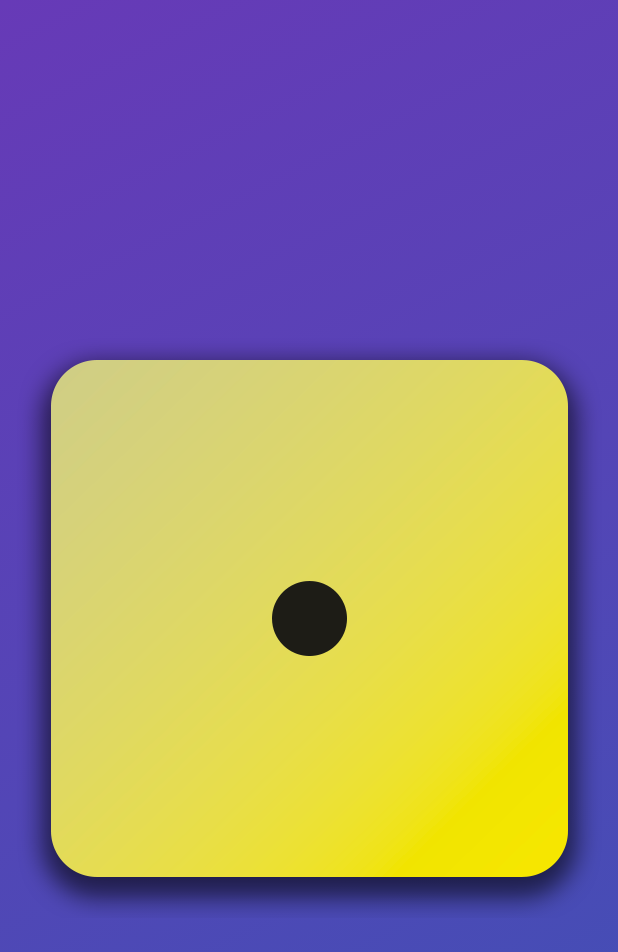
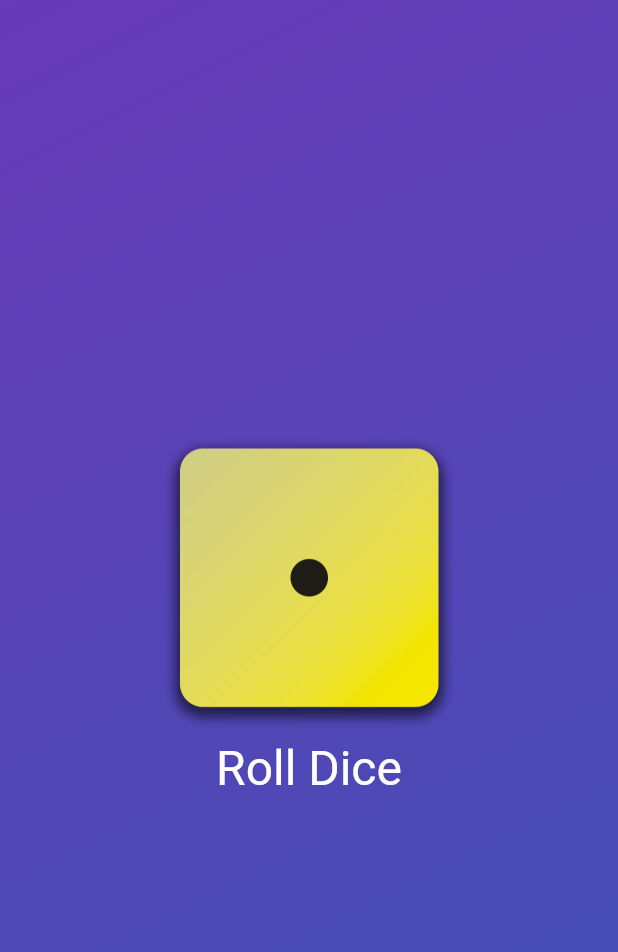
Before and after one commit to Saransh-Sharma/dice, a Flutter app: the screen it shows after launch, on a phone screen of 412 x 824 dp. Shown: the top 952 px of the screen. Run offline on Flutter 3.47's test engine with Material 3 defaults, Android fonts, the phone set to English and light mode, and no system bars.

Commit message:
add barebones roll button

```diff
--- a/lib/gradient_container.dart
+++ b/lib/gradient_container.dart
@@ -1,3 +1,5 @@
+import 'dart:math';
+
 import 'package:flutter/material.dart';
 // import 'styled_text.dart';
 
@@ -5,7 +7,6 @@ const startAlignment = Alignment.topLeft;
 const endAlignment = Alignment.bottomRight;
 
 class GradientContainer extends StatelessWidget {
-
   const GradientContainer(this.color1, this.color2, {super.key});
 
   const GradientContainer.purple({super.key})
@@ -14,9 +15,11 @@ const GradientContainer.purple({super.key})
 
   final Color color1;
   final Color color2;
+
+  void rollDice() {}
+
   @override
   Widget build(context) {
-
     return Container(
         decoration: BoxDecoration(
           gradient: LinearGradient(
@@ -25,7 +28,24 @@ return Container(
             end: endAlignment,
           ),
         ),
-          child: Center(child: Image.asset('assets/images/dice-1.png', width: 400,)),
-        );
+        child: Center(
+          child: Column(
+            mainAxisSize: MainAxisSize.min,
+            children: [
+              Image.asset(
+                'assets/images/dice-1.png',
+                width: 200,
+              ),
+              TextButton(
+                onPressed: rollDice,
+                style: TextButton.styleFrom(
+                  foregroundColor: Colors.white,
+                  textStyle: const TextStyle(fontSize: 32),
+                ),
+                child: const Text('Roll Dice'),
+              )
+            ],
+          ),
+        ));
   }
 }
--- a/lib/main.dart
+++ b/lib/main.dart
@@ -3,7 +3,7 @@ import 'gradient_container.dart';
 
 void main() {
   runApp(
-     const MaterialApp(
+    const MaterialApp(
       home: Scaffold(
         body: GradientContainer.purple(),
       ),
--- a/lib/styled_text.dart
+++ b/lib/styled_text.dart
@@ -1,18 +1,18 @@
 import 'package:flutter/material.dart';
 
 class StyledText extends StatelessWidget {
+  StyledText(this.text, {super.key});
 
-StyledText(this.text, {super.key});
+  final String text;
 
-final String text;
-
-@override
+  @override
   Widget build(context) {
-    return Text(text, style: const TextStyle(
-              color: Colors.white,
-              fontSize: 28,
-            ),);
+    return Text(
+      text,
+      style: const TextStyle(
+        color: Colors.white,
+        fontSize: 28,
+      ),
+    );
   }
-
-
 }
```
Lines whose indentation alone changed are shown as unchanged.
